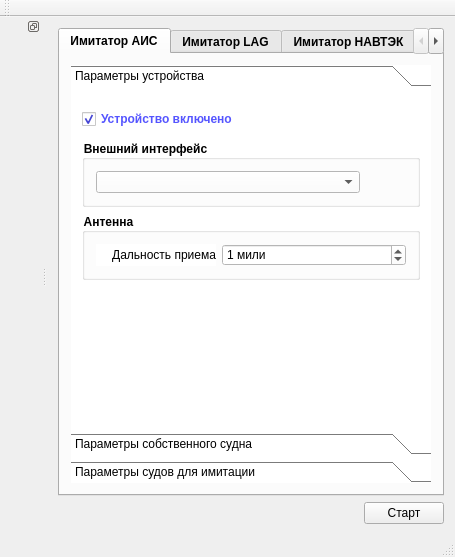
Above: Emulator/mainwindow.ui from breton75/R-Card before the change. Below: the same form after it.
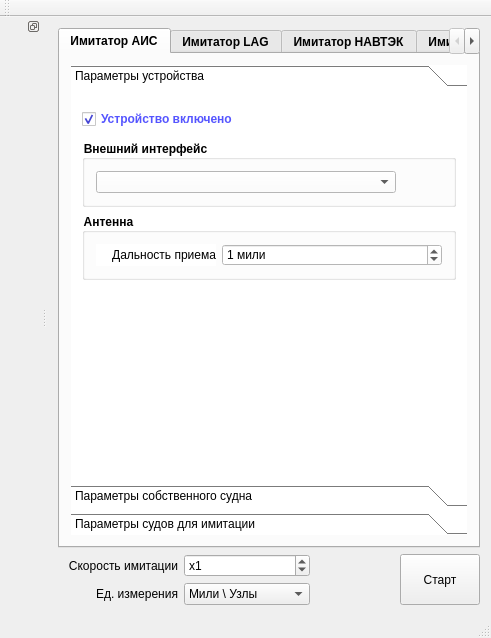
That is the form after the change. Icons and pictures are not drawn.

```diff
--- a/Emulator/mainwindow.ui
+++ b/Emulator/mainwindow.ui
@@ -6,17 +6,17 @@
    <rect>
     <x>0</x>
     <y>0</y>
-    <width>455</width>
-    <height>557</height>
+    <width>491</width>
+    <height>638</height>
    </rect>
   </property>
   <property name="windowTitle">
    <string>MainWindow</string>
   </property>
   <widget class="QWidget" name="centralWidget">
-   <layout class="QHBoxLayout" name="horizontalLayout_3">
+   <layout class="QHBoxLayout" name="horizontalLayout_10">
     <item>
-     <layout class="QVBoxLayout" name="verticalLayout">
+     <layout class="QVBoxLayout" name="verticalLayout_11">
       <item>
        <widget class="QTabWidget" name="tabWidget">
         <property name="sizePolicy">
@@ -55,8 +55,8 @@
               <rect>
                <x>0</x>
                <y>0</y>
-               <width>347</width>
-               <height>328</height>
+               <width>383</width>
+               <height>380</height>
               </rect>
              </property>
              <attribute name="label">
@@ -1117,8 +1117,111 @@
        </widget>
       </item>
       <item>
+       <layout class="QHBoxLayout" name="horizontalLayout_6">
+        <item>
+         <layout class="QVBoxLayout" name="verticalLayout">
+          <item>
+           <layout class="QHBoxLayout" name="horizontalLayout_5">
+            <item>
+             <widget class="QLabel" name="label_8">
+              <property name="minimumSize">
+               <size>
+                <width>120</width>
+                <height>0</height>
+               </size>
+              </property>
+              <property name="maximumSize">
+               <size>
+                <width>60</width>
+                <height>16777215</height>
+               </size>
+              </property>
+              <property name="font">
+               <font>
+                <weight>50</weight>
+                <bold>false</bold>
+               </font>
+              </property>
+              <property name="text">
+               <string>Скорость имитации</string>
+              </property>
+              <property name="alignment">
+               <set>Qt::AlignRight|Qt::AlignTrailing|Qt::AlignVCenter</set>
+              </property>
+             </widget>
+            </item>
+            <item>
+             <widget class="QSpinBox" name="spinEmulationMultiplier">
+              <property name="font">
+               <font>
+                <weight>50</weight>
+                <bold>false</bold>
+               </font>
+              </property>
+              <property name="prefix">
+               <string>x</string>
+              </property>
+              <property name="maximum">
+               <number>100000</number>
+              </property>
+              <property name="value">
+               <number>1</number>
+              </property>
+             </widget>
+            </item>
+           </layout>
+          </item>
+          <item>
        <layout class="QHBoxLayout" name="horizontalLayout_2">
         <item>
+             <widget class="QLabel" name="label_9">
+              <property name="minimumSize">
+               <size>
+                <width>120</width>
+                <height>0</height>
+               </size>
+              </property>
+              <property name="maximumSize">
+               <size>
+                <width>60</width>
+                <height>16777215</height>
+               </size>
+              </property>
+              <property name="font">
+               <font>
+                <weight>50</weight>
+                <bold>false</bold>
+               </font>
+              </property>
+              <property name="text">
+               <string>Ед. измерения</string>
+              </property>
+              <property name="alignment">
+               <set>Qt::AlignRight|Qt::AlignTrailing|Qt::AlignVCenter</set>
+              </property>
+             </widget>
+            </item>
+            <item>
+             <widget class="QComboBox" name="cbMeasureUnits">
+              <item>
+               <property name="text">
+                <string>Мили \ Узлы</string>
+               </property>
+              </item>
+              <item>
+               <property name="text">
+                <string>Километры \ км/ч</string>
+               </property>
+              </item>
+             </widget>
+            </item>
+           </layout>
+          </item>
+         </layout>
+        </item>
+        <item>
+         <layout class="QHBoxLayout" name="horizontalLayout_3">
+          <item>
          <spacer name="horizontalSpacer_3">
           <property name="orientation">
            <enum>Qt::Horizontal</enum>
@@ -1133,6 +1236,12 @@
         </item>
         <item>
          <widget class="QPushButton" name="bnCycle">
+            <property name="sizePolicy">
+             <sizepolicy hsizetype="Minimum" vsizetype="Preferred">
+              <horstretch>0</horstretch>
+              <verstretch>0</verstretch>
+             </sizepolicy>
+            </property>
           <property name="text">
            <string>Старт</string>
           </property>
@@ -1143,6 +1252,8 @@
      </layout>
     </item>
    </layout>
+    </item>
+   </layout>
   </widget>
   <widget class="QMenuBar" name="menuBar">
    <property name="geometry">
```
Left out of the diff: 2 changed lines with no effect on the pictures. Lines whose indentation alone changed are shown as unchanged.
